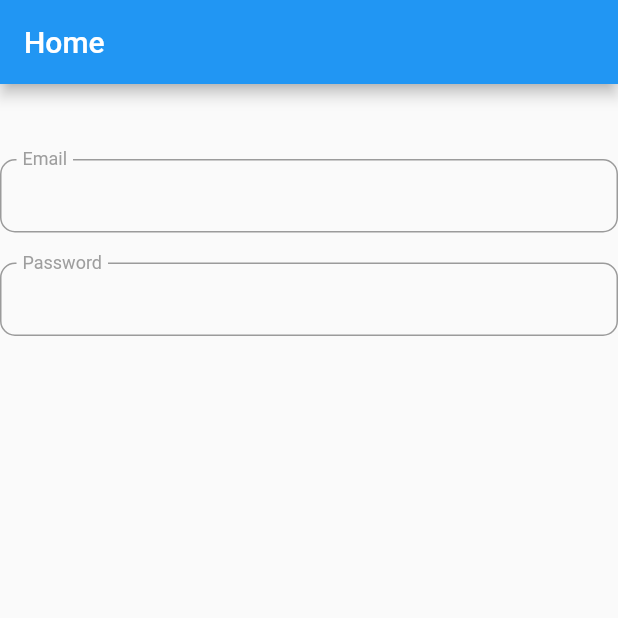
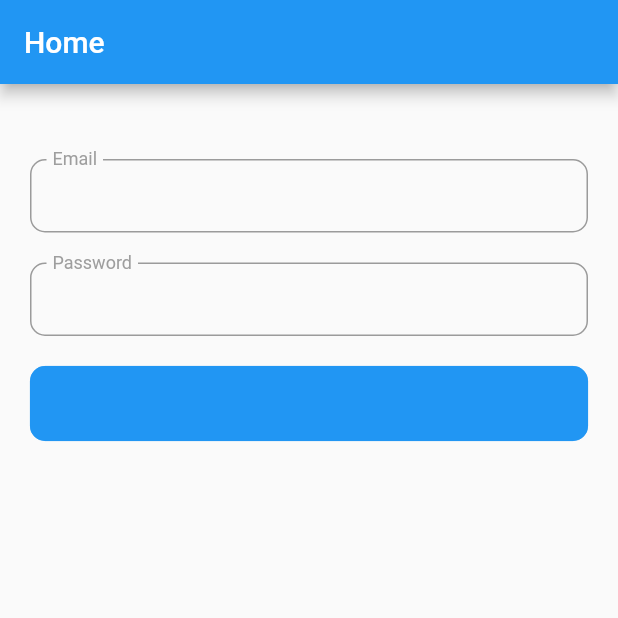
Before and after one commit to BashirYesufu/RiverPod, a Flutter app: the screen it shows after launch, on a phone screen of 412 x 824 dp, the top half of it. Run offline on Flutter 3.47's test engine with Material 2 defaults, Android fonts, the phone set to English and light mode, and no system bars; our stand-ins replace flutter_riverpod.

Commit message:
pad components

```diff
--- a/lib/components/riverpod_button.dart
+++ b/lib/components/riverpod_button.dart
@@ -25,7 +25,7 @@ class RiverPodButton extends StatelessWidget {
   @override
   Widget build(BuildContext context) {
     return Padding(
-      padding: const EdgeInsets.symmetric(vertical: 5.0),
+      padding: const EdgeInsets.symmetric(vertical: 10.0, horizontal: 20.0),
       child: Material(
         color: backgroundColor,
         shape: RoundedRectangleBorder(
--- a/lib/components/riverpod_textfield.dart
+++ b/lib/components/riverpod_textfield.dart
@@ -33,7 +33,7 @@ class _RiverPodTextFieldState extends State<RiverPodTextField> {
   @override
   Widget build(BuildContext context) {
     return Padding(
-      padding: const EdgeInsets.symmetric(vertical: 10.0),
+      padding: const EdgeInsets.symmetric(vertical: 10.0, horizontal: 20.0),
       child: TextField(
         maxLines: widget.lines,
         maxLength: widget.maxLength,
--- a/lib/screens/sign_up_screen.dart
+++ b/lib/screens/sign_up_screen.dart
@@ -1,4 +1,5 @@
 import 'package:flutter/material.dart';
+import 'package:river_pod/components/riverpod_button.dart';
 import 'package:river_pod/components/riverpod_textfield.dart';
 
 class SignUpScreen extends StatelessWidget {
@@ -14,7 +15,12 @@ class SignUpScreen extends StatelessWidget {
         children: [
           SizedBox(height: 40,),
           RiverPodTextField(label: 'Email'),
-          RiverPodTextField(label: 'Password')
+          RiverPodTextField(label: 'Password'),
+          RiverPodButton(
+            onPressed: (){
+
+            },
+          ),
         ],
       )
     );
```
